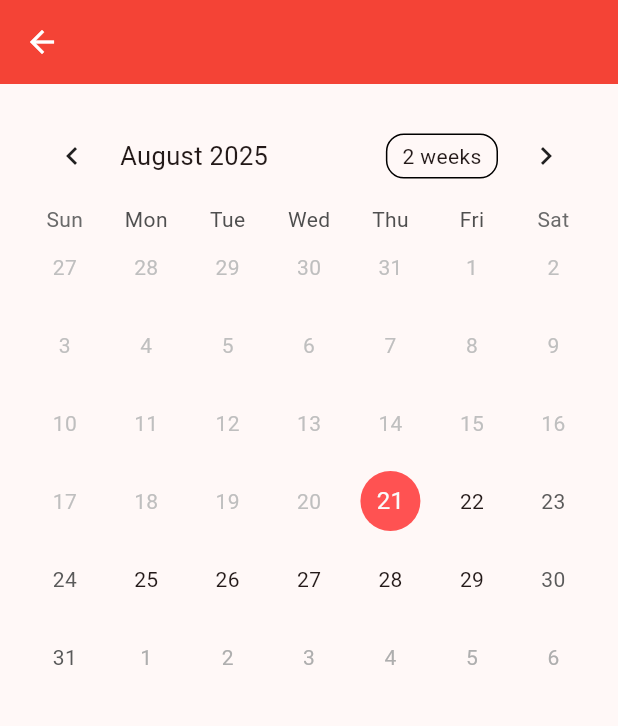
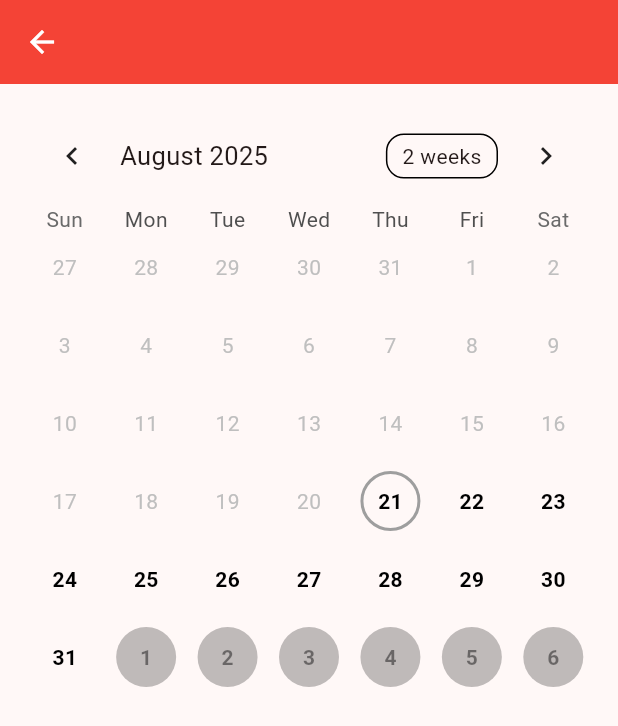
Before and after one commit to DeadMoza/courto_client, a Flutter app: the FieldsCalendarPage screen opened directly with empty values, on a phone screen of 412 x 824 dp. Shown: the top 726 px of the screen. Run offline on Flutter 3.47's test engine with Material 3 defaults, Android fonts, the phone set to English and light mode, and no system bars; drawn by our look-alikes of table_calendar; our stand-ins replace shared_preferences; accounts and stored records are empty; network calls fail.

Commit message:
third commit

```diff
--- /dev/null
+++ b/devtools_options.yaml
@@ -0,0 +1,3 @@
+description: This file stores settings for Dart & Flutter DevTools.
+documentation: https://docs.flutter.dev/tools/devtools/extensions#configure-extension-enablement-states
+extensions:
--- a/lib/pages/fields_calendar_page.dart
+++ b/lib/pages/fields_calendar_page.dart
@@ -43,14 +43,12 @@ class _FieldsCalendarPageState extends State<FieldsCalendarPage> {
 
       if (res.statusCode == 200) {
         final data = json.decode(res.body);
-        Map<DateTime, List<dynamic>> temp = {};
+        final Map<DateTime, List<dynamic>> temp = {};
 
         for (var booking in data["bookings"]) {
-          DateTime day = DateTime.parse(booking["booking_date"]);
-          DateTime simpleDay = DateTime(day.year, day.month, day.day);
-
-          if (!temp.containsKey(simpleDay)) temp[simpleDay] = [];
-          temp[simpleDay]!.add(booking);
+          final day = DateTime.parse(booking["booking_date"]);
+          final simpleDay = DateTime(day.year, day.month, day.day);
+          (temp[simpleDay] ??= []).add(booking);
         }
 
         setState(() {
@@ -70,13 +68,68 @@ class _FieldsCalendarPageState extends State<FieldsCalendarPage> {
     return bookingsByDate[simpleDay] ?? [];
   }
 
+  int _toMinutes(String t) {
+    final p = t.split(':');
+    final hh = int.parse(p[0]);
+    final mm = int.parse(p[1]);
+    return hh * 60 + mm;
+  }
+
+  int _countBookingGroups(List<dynamic> bookings) {
+    if (bookings.isEmpty) return 0;
+
+    final items = bookings.map((b) {
+      final s = b['start_time'] as String;
+      final e = b['end_time'] as String;
+      return {
+        'start': _toMinutes(s),
+        'end': _toMinutes(e),
+        'user': b['booking_user']?.toString()
+      };
+    }).toList();
+
+    items.sort((a, b) {
+      final c = (a['start'] as int).compareTo(b['start'] as int);
+      return c != 0 ? c : (a['end'] as int).compareTo(b['end'] as int);
+    });
+
+    int groups = 0;
+    int currentEnd = -1;
+    String? currentUser;
+
+    for (final it in items) {
+      final start = it['start'] as int;
+      final end = it['end'] as int;
+      final user = it['user'] as String?;
+
+      if (groups == 0) {
+        groups = 1;
+        currentEnd = end;
+        currentUser = user;
+        continue;
+      }
+
+      final sameUser = (currentUser == null || user == currentUser);
+      final contiguous = start == currentEnd;
+
+      if (contiguous && sameUser) {
+        currentEnd = end;
+      } else {
+        groups++;
+        currentEnd = end;
+        currentUser = user;
+      }
+    }
+    return groups;
+  }
+
   String formatTime(String time) {
     try {
       final parts = time.split(":");
       final dt = DateTime(0, 1, 1, int.parse(parts[0]), int.parse(parts[1]));
-      return DateFormat.jm().format(dt); // e.g. 6:00 PM
+      return DateFormat.jm().format(dt);
     } catch (e) {
-      return time; // fallback
+      return time;
     }
   }
 
@@ -94,23 +147,25 @@ class _FieldsCalendarPageState extends State<FieldsCalendarPage> {
       body: loading
           ? const Center(child: CircularProgressIndicator(color: Colors.red))
           : SafeArea(
-              child: Column(
-                children: [
-                  // Calendar
-                  Container(
+              child: NestedScrollView(
+                headerSliverBuilder:
+                    (BuildContext context, bool innerBoxIsScrolled) {
+                  return <Widget>[
+                    SliverToBoxAdapter(
+                      child: Padding(
                         padding: const EdgeInsets.all(16),
                         child: TableCalendar(
                           firstDay: today,
                           lastDay: lastDay,
                           focusedDay: focusedDay,
-                      selectedDayPredicate: (day) => isSameDay(selectedDay, day),
+                          rowHeight: 52,
+                          selectedDayPredicate: (day) =>
+                              isSameDay(selectedDay, day),
                           onDaySelected: (selected, focused) {
                             setState(() {
                               selectedDay = selected;
                               focusedDay = focused;
                             });
-
-                        final bookings = _getBookingsForDay(selected);
                             Navigator.push(
                               context,
                               MaterialPageRoute(
@@ -118,98 +173,106 @@ class _FieldsCalendarPageState extends State<FieldsCalendarPage> {
                                   field: widget.field,
                                   date: selected,
                                   token: widget.token,
-                              bookings: bookings,
+                                  bookings: _getBookingsForDay(selected),
                                 ),
                               ),
                             );
                           },
-                      eventLoader: (day) => _getBookingsForDay(day),
+                          eventLoader: (_) => const [],
                           calendarStyle: const CalendarStyle(
-                        todayDecoration: BoxDecoration(
-                          color: Colors.redAccent,
+                            cellPadding: EdgeInsets.zero,
+                            cellMargin: EdgeInsets.zero,
+                            todayDecoration: BoxDecoration(),
+                            selectedDecoration: BoxDecoration(),
+                          ),
+                          calendarBuilders: CalendarBuilders(
+                            defaultBuilder: (context, day, _) {
+                              final fill = _fillForDay(day);
+                              return _buildDayCell(
+                                day,
+                                fill: fill,
+                                border: Colors.transparent,
+                                isToday: isSameDay(day, DateTime.now()),
+                                isSelected: isSameDay(day, selectedDay),
+                              );
+                            },
+                            outsideBuilder: (context, day, _) {
+                              final fill = _fillForDay(day);
+                              return _buildDayCell(
+                                day,
+                                fill: fill.withOpacity(0.25),
+                                border: Colors.transparent,
+                                textColor: Colors.black45,
+                                isToday: isSameDay(day, DateTime.now()),
+                                isSelected: isSameDay(day, selectedDay),
+                              );
+                            },
+                            todayBuilder: (context, day, _) {
+                              final fill = _fillForDay(day);
+                              return _buildDayCell(
+                                day,
+                                fill: fill,
+                                border: Colors.grey,
+                                isToday: true,
+                                isSelected: isSameDay(day, selectedDay),
+                              );
+                            },
+                            selectedBuilder: (context, day, _) {
+                              final fill = _fillForDay(day);
+                              return _buildDayCell(
+                                day,
+                                fill: fill,
+                                border: Colors.black,
+                                isSelected: true,
+                                isToday: isSameDay(day, DateTime.now()),
+                              );
+                            },
+                            markerBuilder: (context, day, _) {
+                              final groups =
+                                  _countBookingGroups(_getBookingsForDay(day));
+                              if (groups <= 0) return const SizedBox.shrink();
+                              const maxDots = 6;
+                              final dots = groups > maxDots ? maxDots : groups;
+
+                              return Positioned(
+                                bottom: 4,
+                                left: 0,
+                                right: 0,
+                                child: Row(
+                                  mainAxisAlignment: MainAxisAlignment.center,
+                                  children: List.generate(dots, (i) {
+                                    return Container(
+                                      width: 6,
+                                      height: 6,
+                                      margin: const EdgeInsets.symmetric(
+                                          horizontal: 1.5),
+                                      decoration: const BoxDecoration(
+                                        color: Colors.black,
                                         shape: BoxShape.circle,
                                       ),
-                        selectedDecoration: BoxDecoration(
-                          color: Colors.red,
-                          shape: BoxShape.circle,
-                        ),
-                      ),
-                      calendarBuilders: CalendarBuilders(
-                        defaultBuilder: (context, day, focusedDay) {
-                          final bookings = _getBookingsForDay(day);
-
-                          if (bookings.isNotEmpty) {
-                            final confirmed = bookings
-                                .where((b) => b['booking_status']
-                                    ?.toLowerCase() ==
-                                    'confirmed')
-                                .length;
-                            final total = bookings.length;
-
-                            // 🔵 Fully booked (all confirmed)
-                            if (confirmed == total) {
-                              return Center(
-                                child: Container(
-                                  width: 40,
-                                  height: 40,
-                                  decoration: const BoxDecoration(
-                                    color: Colors.blue,
-                                    shape: BoxShape.circle,
-                                  ),
-                                  child: Center(
-                                    child: Text(
-                                      '${day.day}',
-                                      style: const TextStyle(
-                                          color: Colors.white),
-                                    ),
-                                  ),
+                                    );
+                                  }),
                                 ),
                               );
-                            }
-
-                            // 🟡 Some bookings, not all confirmed
-                            return Center(
-                              child: Container(
-                                width: 40,
-                                height: 40,
-                                decoration: const BoxDecoration(
-                                  color: Colors.orangeAccent,
-                                  shape: BoxShape.circle,
-                                ),
-                                child: Center(
-                                  child: Text(
-                                    '${day.day}',
-                                    style: const TextStyle(
-                                        color: Colors.white),
-                                  ),
-                                ),
-                              ),
-                            );
-                          }
-
-                          // default rendering for no bookings
-                          return null;
                             },
                           ),
                         ),
                       ),
-                  const SizedBox(height: 16),
-
-                  // Bookings list for selected day
-                  if (selectedDay != null)
-                    Expanded(
-                      child: ListView(
-                        padding: const EdgeInsets.symmetric(
-                            horizontal: 16, vertical: 8),
-                        children:
-                            _getBookingsForDay(selectedDay!).map((booking) {
+                    ),
+                  ];
+                },
+                body: ListView(
+                  children: selectedDay == null
+                      ? []
+                      : _getBookingsForDay(selectedDay!).map((booking) {
                           final bookingTime =
                               "${formatTime(booking['start_time'])} - ${formatTime(booking['end_time'])}";
                           final user = booking['booking_user'] ?? '';
                           final status = booking['booking_status'] ?? '';
 
                           return Container(
-                            margin: const EdgeInsets.symmetric(vertical: 4),
+                            margin: const EdgeInsets.symmetric(
+                                vertical: 4, horizontal: 16),
                             padding: const EdgeInsets.all(12),
                             decoration: BoxDecoration(
                               color: Colors.white,
@@ -248,7 +311,56 @@ class _FieldsCalendarPageState extends State<FieldsCalendarPage> {
                         }).toList(),
                 ),
               ),
-                ],
+            ),
+    );
+  }
+
+  Color _fillForDay(DateTime day) {
+    final bookings = _getBookingsForDay(day);
+    if (bookings.isEmpty) return Colors.transparent;
+
+    final confirmed = bookings
+        .where((b) => (b['booking_status']?.toString().toLowerCase() ?? '') == 'confirmed')
+        .length;
+
+    if (confirmed == bookings.length) {
+      return Colors.blue;
+    } else {
+      return Colors.orangeAccent;
+    }
+  }
+
+  Widget _buildDayCell(
+    DateTime day, {
+    required Color fill,
+    required Color border,
+    Color? textColor,
+    bool isToday = false,
+    bool isSelected = false,
+  }) {
+    final hasFill = fill != Colors.transparent;
+    final numberColor = textColor ?? (hasFill ? Colors.white : Colors.black);
+
+    return Center(
+      child: Container(
+        width: 40,
+        height: 40,
+        decoration: BoxDecoration(
+          color: fill,
+          shape: BoxShape.circle,
+          border: Border.all(
+            color: border,
+            width: border == Colors.transparent ? 0 : 2,
+          ),
+        ),
+        child: Center(
+          child: Text(
+            '${day.day}',
+            style: TextStyle(
+              color: numberColor,
+              fontWeight: FontWeight.w600,
+            ),
+          ),
         ),
       ),
     );
```
Also changed, not shown: lib/pages/booking_details_page.dart (added, +177 -0 lines), lib/pages/bookings_slots_page.dart (+93 -48 lines). Lines whose indentation alone changed are shown as unchanged.
